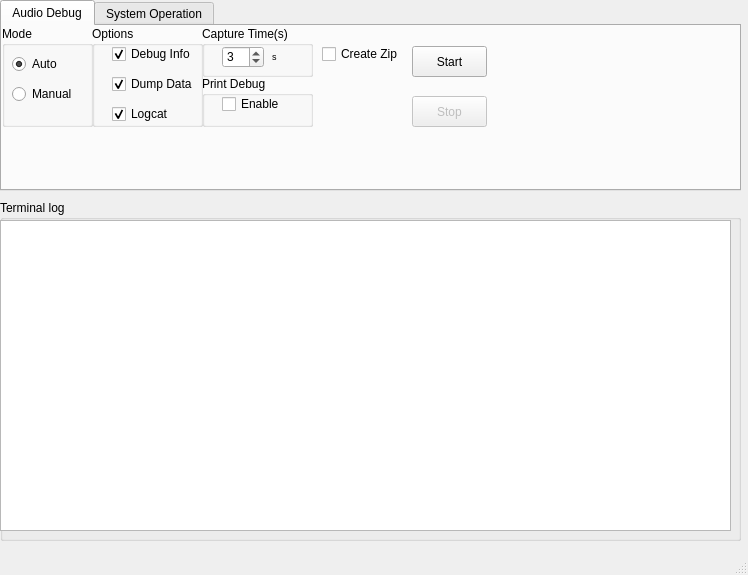
Before: the Qt Designer form aml_debug.ui in zgyhc2050/amlogic_debug_tool, drawn with Qt 5.
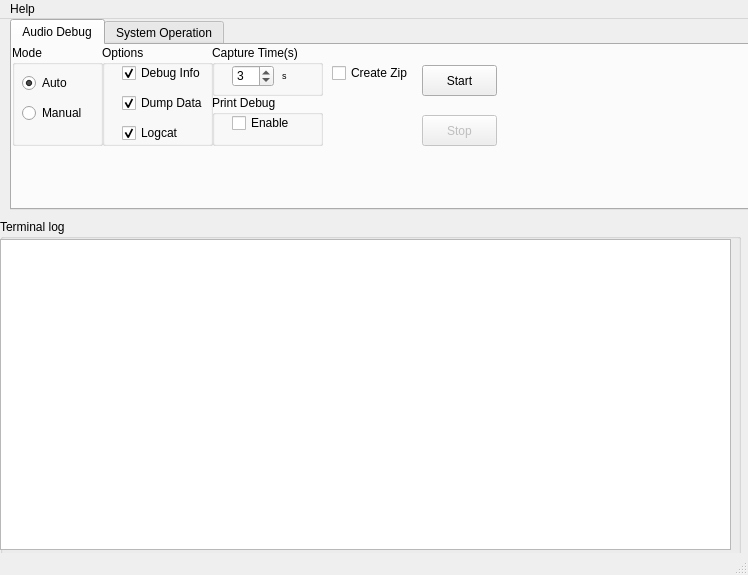
After: the same form once the commit is applied.

Commit message:
aml_debug: add menu and "about" tool version display
Problem:
1). add menu and "about" tool version display

Solution:
1. add menu and "about" tool version display

Verify:
Vs Code

The edit to the form file:
```diff
--- a/aml_debug.ui
+++ b/aml_debug.ui
@@ -20,7 +20,7 @@
     </property>
     <property name="geometry">
      <rect>
-      <x>0</x>
+      <x>10</x>
       <y>0</y>
       <width>741</width>
       <height>191</height>
@@ -809,6 +809,13 @@
      <height>26</height>
     </rect>
    </property>
+   <widget class="QMenu" name="menuAbout">
+    <property name="title">
+     <string>Help</string>
+    </property>
+    <addaction name="AmlDebug_actionAbout"/>
+   </widget>
+   <addaction name="menuAbout"/>
   </widget>
   <widget class="QStatusBar" name="statusbar"/>
  </widget>
```
Left out of the diff: 5 changed lines with no effect on the pictures. The commit also changes 12 other files.
